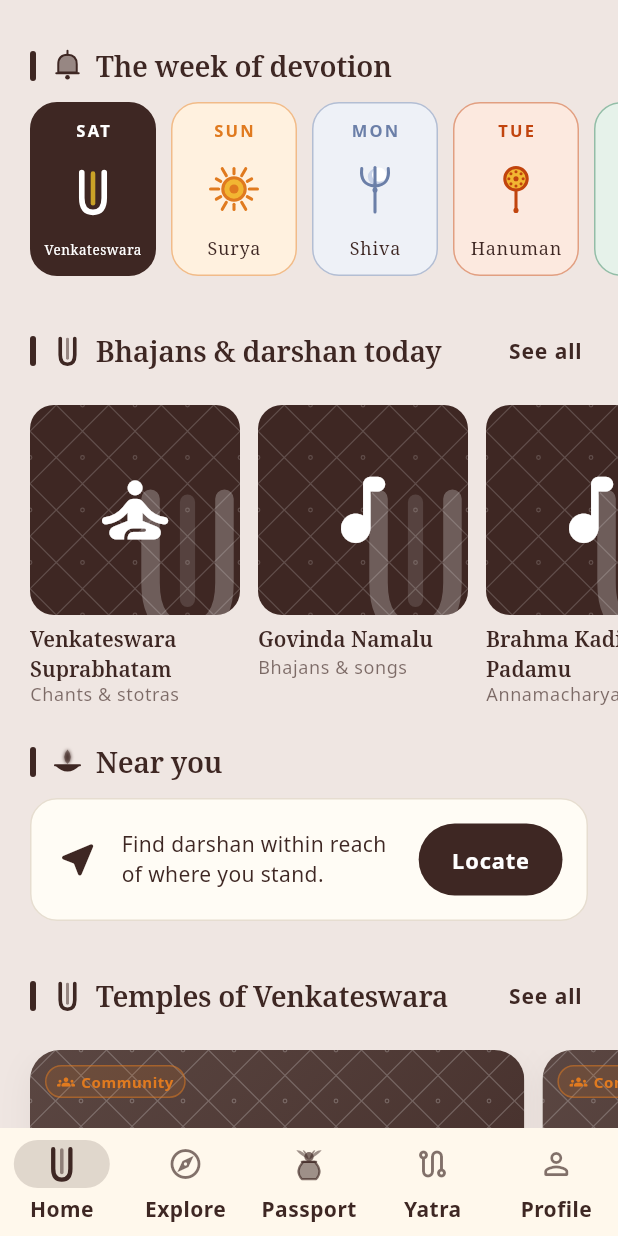
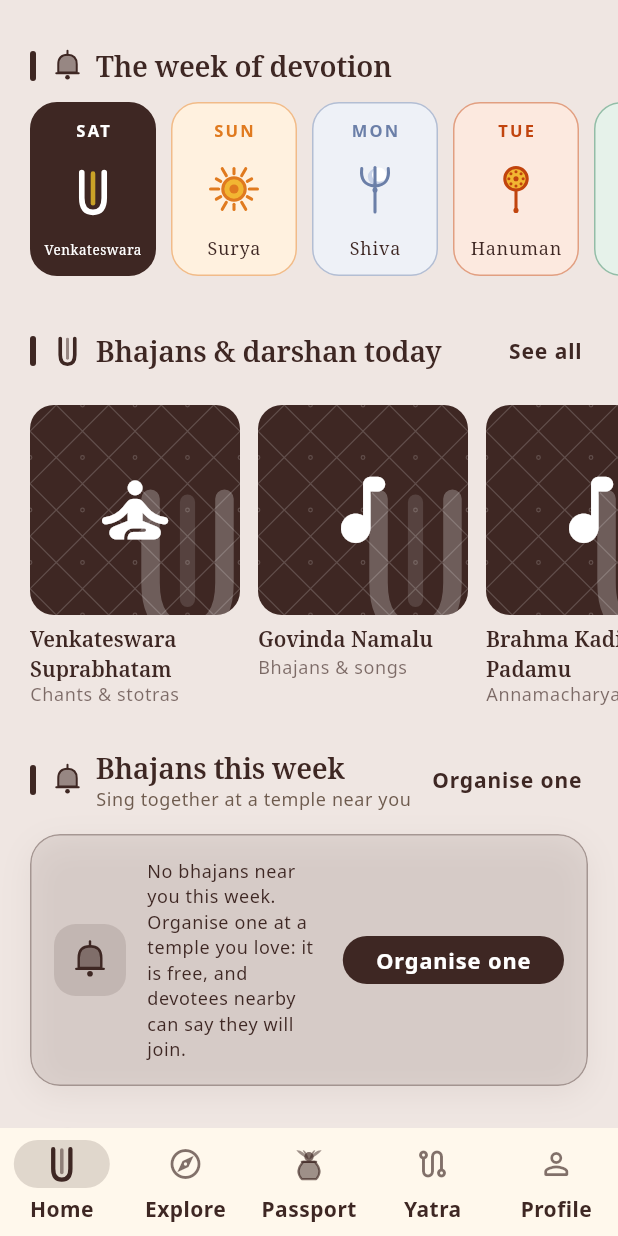
Before and after one commit to PranayReddy10/temple-app, a Flutter app: the screen it shows after launch, scrolled down 1152 dp, on a phone screen of 412 x 824 dp. Run offline on Flutter 3.47's test engine with Material 3 defaults, Android fonts, the phone set to English and light mode, and no system bars; our stand-ins replace app_links, audioplayers, firebase_analytics, firebase_core, firebase_messaging, flutter_tts and 12 more; missing offline and left inert: applovin_max, flutter_cashfree_pg_sdk, mobile_scanner, phonepe_payment_sdk, razorpay_flutter; accounts and stored records are empty; network calls fail.

Commit message:
Devotee app: organise a bhajan from Home's "Bhajans this week"
The section now shows on every Home, with "Organise one" in its
heading and, when there is no bhajan near the devotee this week, a card
inviting them to start one. A bhajan belongs to a temple, so the button
first asks which: the temples the devotee follows are offered at once,
and any temple is found by name or town; then the same free bhajan form
as on the temple's page.

Co-Authored-By: Claude Fable 5.1 <noreply@anthropic.com>
Claude-Session: https://claude.ai/code/session_0158dHesiDsVQbhnsmF7ny3X

```diff
--- a/lib/core/l10n/strings.dart
+++ b/lib/core/l10n/strings.dart
@@ -426,6 +426,12 @@ class S {
     'bhajan_sent_body': {'en': 'The editors look it over, usually within a day. Once published it appears on {temple}\'s page, free, and devotees can say they will join.', 'te': 'ఎడిటర్లు సాధారణంగా ఒక రోజులో పరిశీలిస్తారు. ప్రచురించాక {temple} పేజీలో ఉచితంగా కనిపిస్తుంది; భక్తులు వస్తామని చెప్పవచ్చు.', 'hi': 'संपादक आमतौर पर एक दिन में देख लेते हैं। प्रकाशित होने पर यह {temple} के पेज पर निःशुल्क दिखेगा और भक्त आने की बात कह सकेंगे।'},
     'bhajan_done': {'en': 'Done', 'te': 'సరే', 'hi': 'ठीक है', 'ta': 'முடிந்தது', 'kn': 'ಆಯಿತು'},
     'bhajan_name_required': {'en': 'Give it a name of three letters or more', 'te': 'కనీసం మూడు అక్షరాల పేరు ఇవ్వండి', 'hi': 'कम से कम तीन अक्षरों का नाम दें', 'ta': 'குறைந்தது மூன்று எழுத்துகளில் பெயர் கொடுங்கள்', 'kn': 'ಕನಿಷ್ಠ ಮೂರು ಅಕ್ಷರಗಳ ಹೆಸರು ಕೊಡಿ'},
+    'raise_bhajan_short': {'en': 'Organise one', 'te': 'ఏర్పాటు చేయండి', 'hi': 'आयोजित करें', 'ta': 'ஏற்பாடு செய்', 'kn': 'ಏರ್ಪಡಿಸಿ'},
+    'bhajan_pick_temple': {'en': 'At which temple?', 'te': 'ఏ ఆలయంలో?', 'hi': 'किस मंदिर में?', 'ta': 'எந்தக் கோயிலில்?', 'kn': 'ಯಾವ ದೇವಾಲಯದಲ್ಲಿ?'},
+    'bhajan_pick_search': {'en': 'Search a temple by name or town', 'te': 'పేరు లేదా ఊరుతో ఆలయాన్ని వెతకండి', 'hi': 'नाम या शहर से मंदिर खोजें', 'ta': 'பெயர் அல்லது ஊரால் கோயிலைத் தேடு', 'kn': 'ಹೆಸರು ಅಥವಾ ಊರಿನಿಂದ ದೇವಾಲಯ ಹುಡುಕಿ'},
+    'bhajan_pick_followed': {'en': 'Temples you follow', 'te': 'మీరు అనుసరించే ఆలయాలు', 'hi': 'मंदिर जिन्हें आप फ़ॉलो करते हैं', 'ta': 'நீங்கள் பின்தொடரும் கோயில்கள்', 'kn': 'ನೀವು ಅನುಸರಿಸುವ ದೇವಾಲಯಗಳು'},
+    'bhajan_pick_none': {'en': 'No temple matches. Try the name or the town.', 'te': 'ఆలయం దొరకలేదు. పేరు లేదా ఊరు ప్రయత్నించండి.', 'hi': 'कोई मंदिर नहीं मिला। नाम या शहर आज़माएँ।'},
+    'bhajans_none': {'en': 'No bhajans near you this week. Organise one at a temple you love: it is free, and devotees nearby can say they will join.', 'te': 'ఈ వారం మీ దగ్గర భజనలు లేవు. మీకు ఇష్టమైన ఆలయంలో ఒకటి ఏర్పాటు చేయండి: ఉచితం, దగ్గరి భక్తులు వస్తామని చెప్పవచ్చు.', 'hi': 'इस सप्ताह आपके पास कोई भजन नहीं। अपने प्रिय मंदिर में एक आयोजित करें: यह निःशुल्क है, और पास के भक्त आने की बात कह सकते हैं।'},
     'bhajans_week': {'en': 'Bhajans this week', 'te': 'ఈ వారం భజనలు', 'hi': 'इस सप्ताह भजन', 'ta': 'இந்த வாரம் பஜனைகள்', 'kn': 'ಈ ವಾರದ ಭಜನೆಗಳು'},
     'bhajans_week_sub': {'en': 'Sing together at a temple near you', 'te': 'మీ దగ్గరి ఆలయంలో కలిసి పాడండి', 'hi': 'पास के मंदिर में साथ गाएँ', 'ta': 'அருகிலுள்ள கோயிலில் சேர்ந்து பாடுங்கள்', 'kn': 'ಹತ್ತಿರದ ದೇವಾಲಯದಲ್ಲಿ ಜೊತೆಯಾಗಿ ಹಾಡಿ'},
     'event_weekly': {'en': 'Weekly', 'te': 'వారానికోసారి', 'hi': 'साप्ताहिक', 'ta': 'வாராந்திரம்', 'kn': 'ವಾರಕ್ಕೊಮ್ಮೆ'},
--- a/lib/features/home/home_screen.dart
+++ b/lib/features/home/home_screen.dart
@@ -33,6 +33,7 @@ import '../notifications/notifications_screen.dart';
 import '../calendar/calendar_screen.dart';
 import '../days/day_screen.dart';
 import '../events/event_screen.dart';
+import '../events/raise_bhajan_screen.dart';
 import '../guide/guide_screen.dart';
 import '../qr/qr_screens.dart';
 import '../explore/search_screen.dart';
@@ -275,10 +276,12 @@ class _HomeScreenState extends State<HomeScreen> with WidgetsBindingObserver {
                 ),
               ),
             ],
-            if (_bhajans.isNotEmpty) ...[
-              SliverToBoxAdapter(child: SectionHeader(title: s('bhajans_week'), motif: Motif.bell, subtitle: s('bhajans_week_sub'))),
+            // Bhajans near the devotee this week, and the way to start one.
+            SliverToBoxAdapter(child: SectionHeader(title: s('bhajans_week'), motif: Motif.bell, subtitle: s('bhajans_week_sub'), actionLabel: s('raise_bhajan_short'), onAction: () => raiseBhajanSomewhere(context))),
+            if (_bhajans.isEmpty)
+              SliverToBoxAdapter(child: _RaiseBhajanPrompt(day: day, onRaise: () => raiseBhajanSomewhere(context)))
+            else
               SliverList.builder(itemCount: _bhajans.length, itemBuilder: (context, i) => BhajanCard(event: _bhajans[i])),
-            ],
             SliverToBoxAdapter(child: SectionHeader(title: s('nearby'), motif: Motif.diya, actionLabel: _nearby == null ? null : s('see_all'), onAction: widget.onExplore)),
             SliverToBoxAdapter(child: _NearbySection(result: _nearby, error: _nearbyError, locating: _locating, onLocate: _locate, onOpen: _open)),
             if (lead != null && lead.temples.isNotEmpty) ...[
@@ -1147,6 +1150,37 @@ class _YatraPrompt extends StatelessWidget {
   }
 }
 
+/// No bhajan this week: an invitation to organise one, free, at any temple.
+class _RaiseBhajanPrompt extends StatelessWidget {
+  const _RaiseBhajanPrompt({required this.day, required this.onRaise});
+
+  final DayTheme day;
+  final VoidCallback onRaise;
+
+  @override
+  Widget build(BuildContext context) {
+    final s = S.of(context);
+    final theme = Theme.of(context);
+    return Padding(
+      padding: const EdgeInsets.symmetric(horizontal: 20),
+      child: SoftCard(
+        onTap: onRaise,
+        color: day.accent.withValues(alpha: 0.08),
+        border: day.accent.withValues(alpha: 0.35),
+        child: Row(
+          children: [
+            IconBadge(null, motif: Motif.bell, color: day.accent, size: 48),
+            const SizedBox(width: 14),
+            Expanded(child: Text(s('bhajans_none'), style: theme.textTheme.bodySmall?.copyWith(color: theme.colorScheme.onSurface, height: 1.4))),
+            const SizedBox(width: 10),
+            FilledButton(onPressed: onRaise, style: FilledButton.styleFrom(backgroundColor: day.accent, foregroundColor: day.onAccent(), visualDensity: VisualDensity.compact), child: Text(s('raise_bhajan_short'))),
+          ],
+        ),
+      ),
+    );
+  }
+}
+
 /// Seva drives: an invitation to care for an old temple or heritage place.
 class _SevaPrompt extends StatelessWidget {
   const _SevaPrompt();
```
Also changed, not shown: lib/features/events/raise_bhajan_screen.dart (+99 -0 lines), 1 other file.
